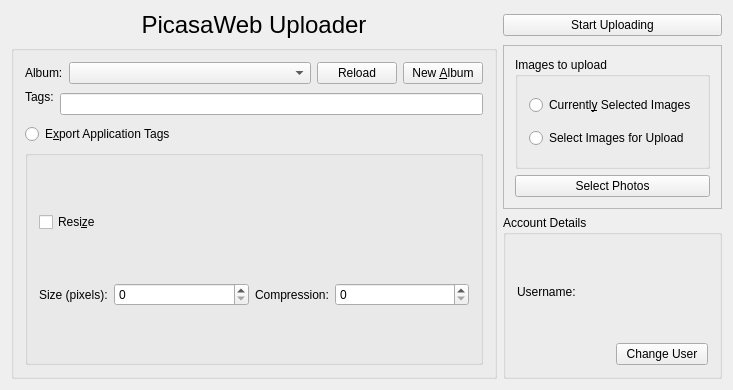
Old version of the form picasawebexport/uploadwidget.ui in the repository KDE/kipi-plugins.
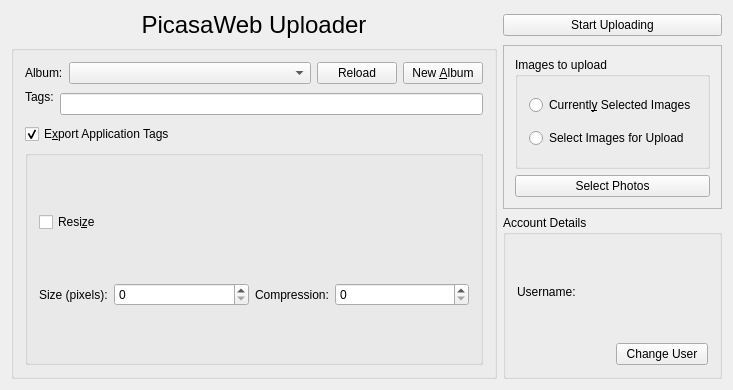
New version of the form. Custom widgets are drawn as their Qt base class.

Commit message: apply pâtch #38547 from Siu Chung to export Tags to PicasaWeb BUGS: 199145

What changed in the file:
```diff
--- a/picasawebexport/uploadwidget.ui
+++ b/picasawebexport/uploadwidget.ui
@@ -121,10 +121,13 @@
        </layout>
       </item>
       <item>
-       <widget class="QRadioButton" name="m_exportApplicationTags" >
+       <widget class="QCheckBox" name="m_exportApplicationTags" >
         <property name="text" >
          <string>E&amp;xport Application Tags</string>
         </property>
+        <property name="checked">
+         <bool>true</bool>
+        </property>
        </widget>
       </item>
       <item>
```
The commit also changes 5 other files.
